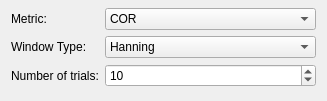
This is libraries/disp/viewers/formfiles/connectivitysettingsview.ui in mne-tools/mne-cpp as Qt 5 draws it before an edit. The edited form follows.
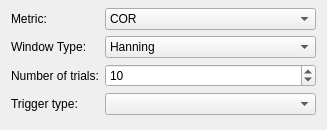
This is the edited form.

Commit message: [SC-169] Emit average as soon as a new one was found. Add combo box to change trigger type in rt connectivity plugin during runtime.

The edit to the form file:
```diff
--- a/libraries/disp/viewers/formfiles/connectivitysettingsview.ui
+++ b/libraries/disp/viewers/formfiles/connectivitysettingsview.ui
@@ -7,7 +7,7 @@
     <x>0</x>
     <y>0</y>
     <width>327</width>
-    <height>101</height>
+    <height>130</height>
    </rect>
   </property>
   <property name="sizePolicy">
@@ -140,6 +140,16 @@
        </property>
       </widget>
      </item>
+     <item row="3" column="0">
+      <widget class="QLabel" name="label_2">
+       <property name="text">
+        <string>Trigger type:</string>
+       </property>
+      </widget>
+     </item>
+     <item row="3" column="1">
+      <widget class="QComboBox" name="m_comboBox_triggerType"/>
+     </item>
     </layout>
    </item>
   </layout>
```
The commit also changes 6 other files.
